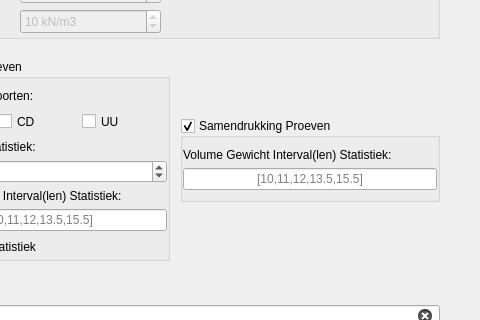
First picture: the form in proeven_verzameling_dialog_base.ui, repository KRS-dev/proeven_verzameling_plugin, before the edit; both pictures show x 120 to 600 and y 283 to 603 of the 600 by 700 pixel window.
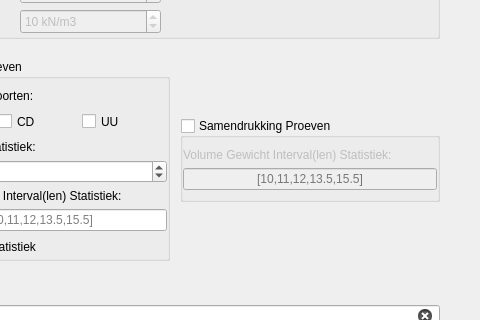
Second picture: the form after the edit. Custom widgets are drawn as their Qt base class.

Commit message: checkability trx and sdp

```diff
--- a/proeven_verzameling_dialog_base.ui
+++ b/proeven_verzameling_dialog_base.ui
@@ -519,7 +519,10 @@
        </widget>
       </item>
       <item>
-       <widget class="QGroupBox" name="verticalGroupBox_2">
+       <widget class="QGroupBox" name="cb_SamendrukkingProeven">
+        <property name="enabled">
+         <bool>true</bool>
+        </property>
         <property name="toolTip">
          <string>Vul hier in over welke intervallen je statistische analyses wil maken.</string>
         </property>
@@ -532,6 +535,9 @@
         <property name="checkable">
          <bool>true</bool>
         </property>
+        <property name="checked">
+         <bool>false</bool>
+        </property>
         <layout class="QVBoxLayout" name="verticalLayout_4">
          <property name="sizeConstraint">
           <enum>QLayout::SetMinAndMaxSize</enum>
```
Left out of the diff: 5 changed lines with no effect on the pictures. The commit also changes 1 other file.
